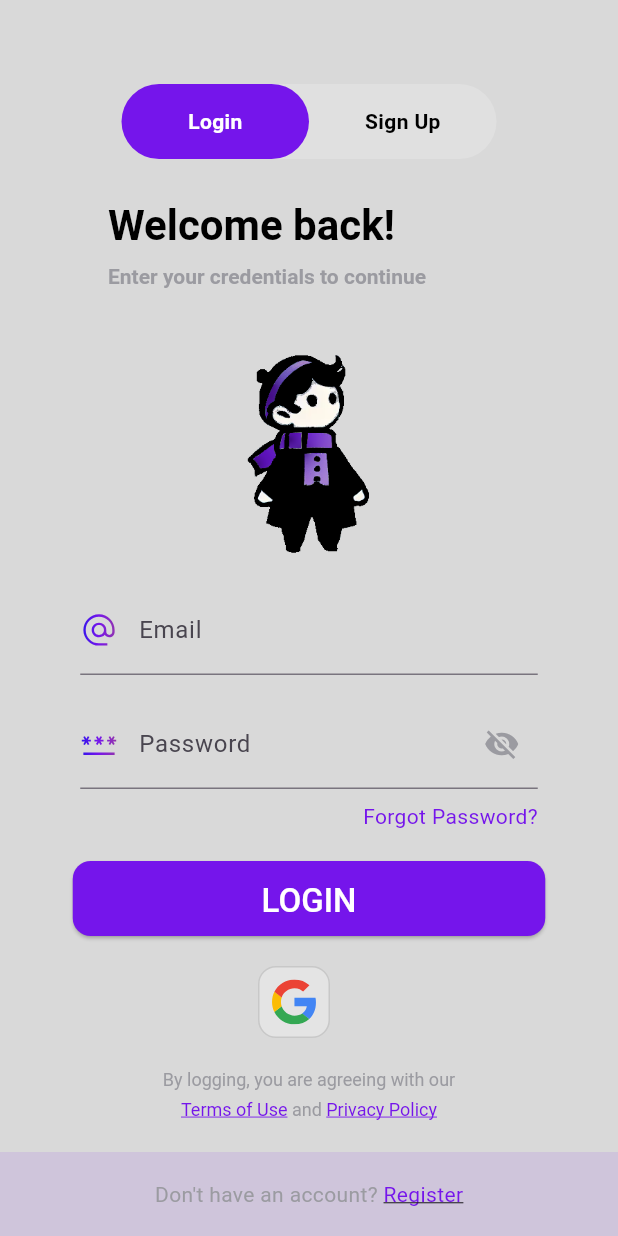
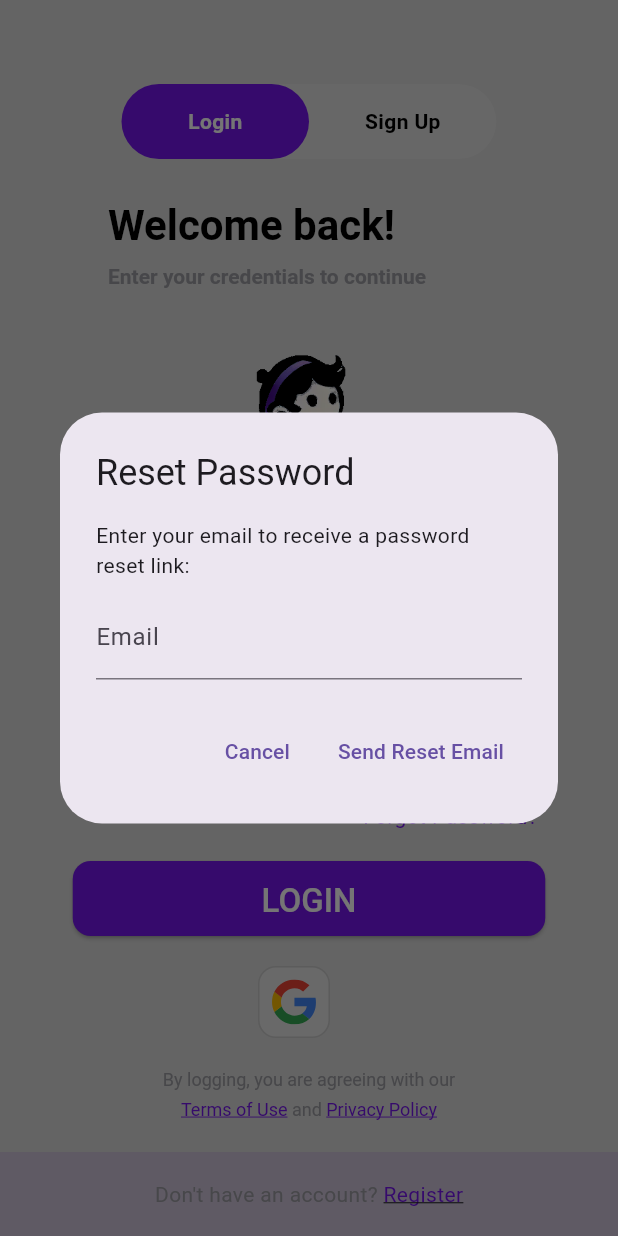
Before and after one commit to ejaszczuq/smart-habit-tracker, a Flutter app: the screen it shows after launch, after a tap on "Forgot Password?", on a phone screen of 412 x 824 dp. Run offline on Flutter 3.47's test engine with Material 3 defaults, Android fonts, the phone set to English and light mode, and no system bars; our stand-ins replace cloud_firestore, firebase_auth, firebase_core, flutter_svg, google_fonts, google_sign_in and 2 more; accounts and stored records are empty; Roboto replaces fonts that are missing (Alegreya).

Commit message:
feat(auth): Add password reset functionality
- Implemented password reset via Firebase Authentication
- Added "Forgot Password?" link to trigger a reset email dialog
- Users can enter their email and receive a password reset link
- Pre-filled email field in the reset dialog for convenience
- Display confirmation messages and error handling for reset requests

```diff
--- a/lib/auth/screens/login_screen.dart
+++ b/lib/auth/screens/login_screen.dart
@@ -61,6 +61,7 @@ class _LoginScreenState extends State<LoginScreen> {
     }
   }
 
+  /// Logs in the user using email/password
   Future<void> userLogin() async {
     try {
       email = emailController.text.trim();
@@ -103,6 +104,79 @@ class _LoginScreenState extends State<LoginScreen> {
     }
   }
 
+  /// Displays a dialog to reset the password
+  Future<void> _showResetPasswordDialog() async {
+    // Pre-fill with whatever is in emailController, or leave it blank
+    final TextEditingController resetEmailController =
+        TextEditingController(text: emailController.text.trim());
+
+    await showDialog(
+      context: context,
+      builder: (dialogContext) {
+        return AlertDialog(
+          title: const Text('Reset Password'),
+          content: Column(
+            mainAxisSize: MainAxisSize.min,
+            children: [
+              const Text(
+                'Enter your email to receive a password reset link:',
+              ),
+              const SizedBox(height: 10),
+              TextField(
+                controller: resetEmailController,
+                decoration: const InputDecoration(labelText: 'Email'),
+              ),
+            ],
+          ),
+          actions: [
+            TextButton(
+              onPressed: () => Navigator.pop(dialogContext),
+              child: const Text('Cancel'),
+            ),
+            TextButton(
+              onPressed: () async {
+                final resetEmail = resetEmailController.text.trim();
+                if (resetEmail.isNotEmpty) {
+                  try {
+                    await FirebaseAuth.instance
+                        .sendPasswordResetEmail(email: resetEmail);
+                    if (mounted) {
+                      ScaffoldMessenger.of(context).showSnackBar(
+                        SnackBar(
+                          content: Text(
+                            'Password reset link sent to $resetEmail',
+                            style: const TextStyle(fontSize: 16),
+                          ),
+                        ),
+                      );
+                    }
+                  } on FirebaseAuthException catch (e) {
+                    if (mounted) {
+                      ScaffoldMessenger.of(context).showSnackBar(
+                        SnackBar(
+                          content: Text(
+                            e.message ?? 'Error sending reset email',
+                            style: const TextStyle(fontSize: 16),
+                          ),
+                        ),
+                      );
+                    }
+                  }
+                }
+
+                // Only pop if we are still mounted
+                if (dialogContext.mounted) {
+                  Navigator.pop(dialogContext);
+                }
+              },
+              child: const Text('Send Reset Email'),
+            ),
+          ],
+        );
+      },
+    );
+  }
+
   /// Sign in with Google. If the user doesn't exist, Firebase creates a new one.
   Future<void> signInWithGoogle() async {
     try {
@@ -124,7 +198,7 @@ class _LoginScreenState extends State<LoginScreen> {
       final UserCredential userCredential =
           await FirebaseAuth.instance.signInWithCredential(credential);
 
-      // If it's a new user, create a document in Firestore
+      // If it's a new user, create a document in Firestore (optional)
       if (userCredential.additionalUserInfo?.isNewUser == true) {
         final user = userCredential.user!;
         await FirebaseFirestore.instance.collection('users').doc(user.uid).set({
@@ -140,8 +214,8 @@ class _LoginScreenState extends State<LoginScreen> {
         MaterialPageRoute(builder: (context) => const MainNavigation()),
       );
     } on FirebaseAuthException catch (e) {
+      if (!mounted) return;
       debugPrint('Google Sign-In Firebase error: $e');
-      if (!mounted) return;
       ScaffoldMessenger.of(context).showSnackBar(
         SnackBar(
           backgroundColor: Colors.red,
@@ -149,8 +223,8 @@ class _LoginScreenState extends State<LoginScreen> {
         ),
       );
     } catch (e) {
+      if (!mounted) return;
       debugPrint('Google Sign-In general error: $e');
-      if (!mounted) return;
       ScaffoldMessenger.of(context).showSnackBar(
         const SnackBar(
           backgroundColor: Colors.red,
@@ -162,7 +236,7 @@ class _LoginScreenState extends State<LoginScreen> {
 
   /// Sign in with Apple (iOS/macOS only). If new, create doc in Firestore.
   Future<void> signInWithApple() async {
-    // If not on iOS/macOS, show an error or do nothing
+    // For Apple sign-in, ensure you have the correct setup on iOS/macOS
     if (!Platform.isIOS && !Platform.isMacOS) {
       if (!mounted) return;
       ScaffoldMessenger.of(context).showSnackBar(
@@ -212,15 +286,6 @@ class _LoginScreenState extends State<LoginScreen> {
           content: Text(e.message ?? 'Apple sign-in failed.'),
         ),
       );
-    } on SignInWithAppleAuthorizationException catch (e) {
-      debugPrint('Apple Sign-In error: $e');
-      if (!mounted) return;
-      ScaffoldMessenger.of(context).showSnackBar(
-        SnackBar(
-          backgroundColor: Colors.red,
-          content: Text('Apple sign-in failed: ${e.message}'),
-        ),
-      );
     } catch (e) {
       debugPrint('Apple Sign-In general error: $e');
       if (!mounted) return;
@@ -254,8 +319,10 @@ class _LoginScreenState extends State<LoginScreen> {
             children: [
               Text('Welcome back!', style: T.h2),
               const SizedBox(height: 4),
-              Text('Enter your credentials to continue',
-                  style: T.bodyRegularBold.copyWith(color: T.grey_1)),
+              Text(
+                'Enter your credentials to continue',
+                style: T.bodyRegularBold.copyWith(color: T.grey_1),
+              ),
             ],
           ),
         ),
@@ -267,6 +334,7 @@ class _LoginScreenState extends State<LoginScreen> {
         onTap: () => FocusScope.of(context).unfocus(),
         child: Column(
           children: [
+            // MAIN CONTENT
             Expanded(
               child: SingleChildScrollView(
                 padding: const EdgeInsets.symmetric(horizontal: 16.0),
@@ -292,6 +360,7 @@ class _LoginScreenState extends State<LoginScreen> {
                         key: _formKey,
                         child: Column(
                           children: [
+                            // EMAIL
                             SizedBox(
                               width: 305,
                               child: TextFormField(
@@ -329,6 +398,8 @@ class _LoginScreenState extends State<LoginScreen> {
                               ),
                             ),
                             const SizedBox(height: 16.0),
+
+                            // PASSWORD
                             SizedBox(
                               width: 305,
                               child: TextFormField(
@@ -379,13 +450,15 @@ class _LoginScreenState extends State<LoginScreen> {
                               ),
                             ),
                             const SizedBox(height: 8.0),
+
+                            // FORGOT PASSWORD
                             SizedBox(
                               width: 305,
                               child: Row(
                                 mainAxisAlignment: MainAxisAlignment.end,
                                 children: [
                                   GestureDetector(
-                                    onTap: () {},
+                                    onTap: _showResetPasswordDialog,
                                     child: const Text(
                                       'Forgot Password?',
                                       style: TextStyle(
@@ -397,6 +470,8 @@ class _LoginScreenState extends State<LoginScreen> {
                               ),
                             ),
                             const SizedBox(height: 20.0),
+
+                            // LOGIN BUTTON
                             SizedBox(
                               width: 315,
                               child: CustomButton(
@@ -411,7 +486,7 @@ class _LoginScreenState extends State<LoginScreen> {
                             ),
                             const SizedBox(height: 20.0),
 
-                            /// Row with Google & Apple sign-in
+                            // GOOGLE + APPLE SIGN-IN
                             Row(
                               mainAxisAlignment: MainAxisAlignment.center,
                               children: [
@@ -465,6 +540,8 @@ class _LoginScreenState extends State<LoginScreen> {
                               ],
                             ),
                             const SizedBox(height: 16.0),
+
+                            // TERMS / PRIVACY REMINDER
                             AnimatedOpacity(
                               opacity: isKeyboardOpen ? 0.0 : 1.0,
                               duration: const Duration(milliseconds: 180),
@@ -493,9 +570,7 @@ class _LoginScreenState extends State<LoginScreen> {
                                             print('Terms of Use clicked');
                                           },
                                       ),
-                                      const TextSpan(
-                                        text: ' and ',
-                                      ),
+                                      const TextSpan(text: ' and '),
                                       TextSpan(
                                         text: 'Privacy Policy',
                                         style: T.captionSmall.copyWith(
@@ -521,7 +596,7 @@ class _LoginScreenState extends State<LoginScreen> {
               ),
             ),
 
-            /// Footer with "Register" prompt
+            // FOOTER
             AnimatedOpacity(
               opacity: isKeyboardOpen ? 0.0 : 1.0,
               duration: const Duration(milliseconds: 300),
```
